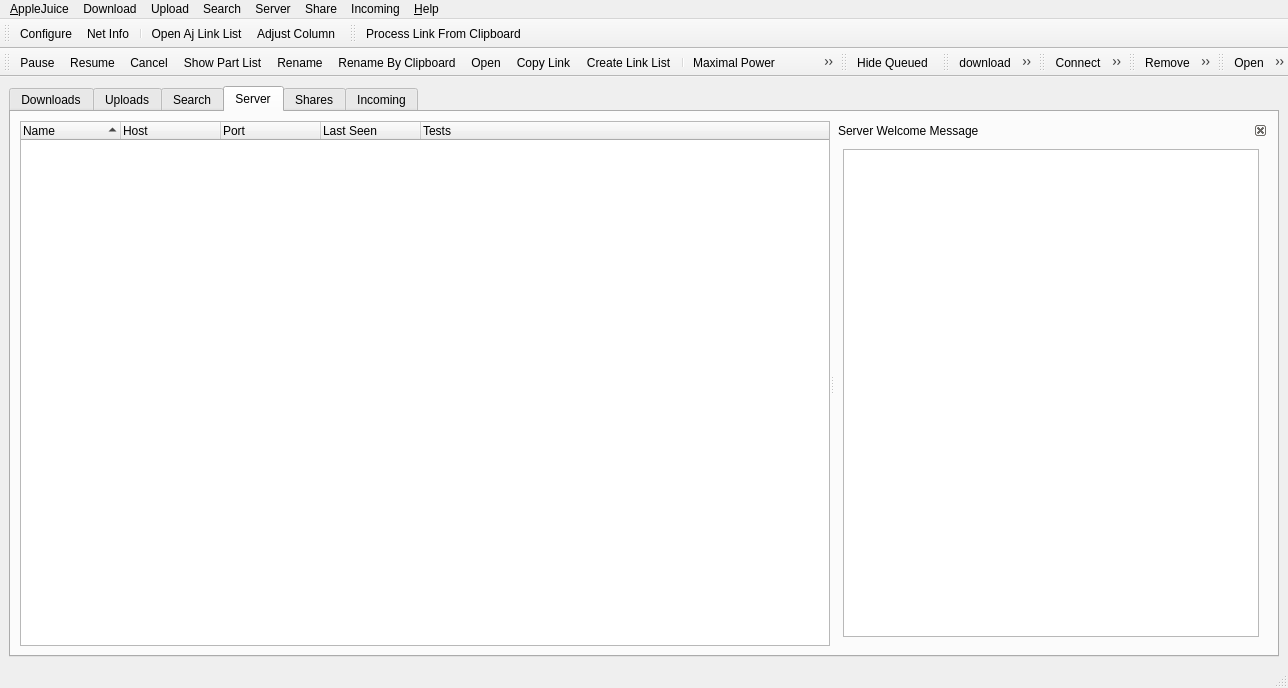
Old version of the form juicer/src/qajmainwindowbase.ui in the repository applejuicenetz/gui-juicer.
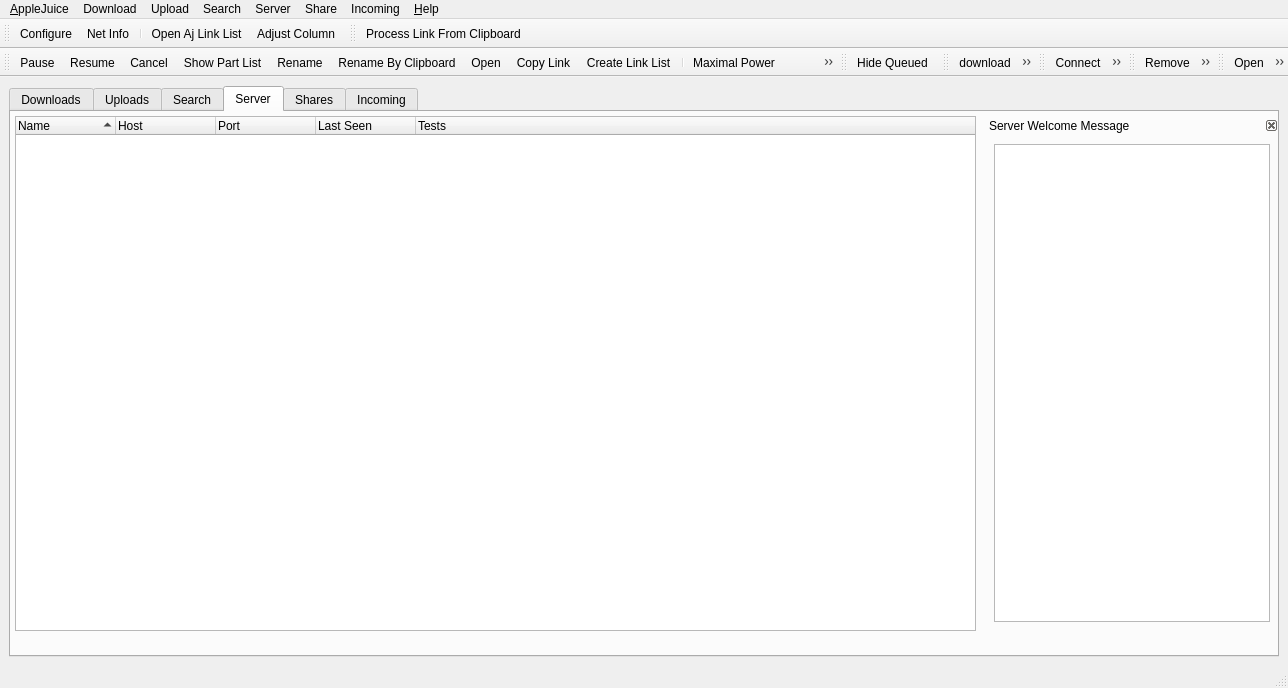
New version of the form. The open tabs and pages were chosen to show the change. Icons and pictures are not drawn. Custom widgets are drawn as their Qt base class.

Commit message: server welcome dock in own main window

```diff
--- a/juicer/src/qajmainwindowbase.ui
+++ b/juicer/src/qajmainwindowbase.ui
@@ -221,13 +221,15 @@
         <iconset resource="images.qrc" >
          <normaloff>:/small/server.png</normaloff>:/small/server.png</iconset>
        </attribute>
-       <layout class="QHBoxLayout" name="horizontalLayout" >
-        <item>
-         <widget class="QSplitter" name="splitter" >
-          <property name="orientation" >
-           <enum>Qt::Horizontal</enum>
-          </property>
           <widget class="QTreeWidget" name="serverTreeWidget" >
+        <property name="geometry" >
+         <rect>
+          <x>4</x>
+          <y>4</y>
+          <width>961</width>
+          <height>515</height>
+         </rect>
+        </property>
            <property name="sizePolicy" >
             <sizepolicy vsizetype="Expanding" hsizetype="Expanding" >
              <horstretch>2</horstretch>
@@ -267,6 +269,14 @@
            </column>
           </widget>
           <widget class="QDockWidget" name="welcomeDock" >
+        <property name="geometry" >
+         <rect>
+          <x>974</x>
+          <y>4</y>
+          <width>294</width>
+          <height>515</height>
+         </rect>
+        </property>
            <property name="sizePolicy" >
             <sizepolicy vsizetype="Preferred" hsizetype="Preferred" >
              <horstretch>1</horstretch>
@@ -287,9 +297,6 @@
             </layout>
            </widget>
           </widget>
-         </widget>
-        </item>
-       </layout>
        <zorder>serverTreeWidget</zorder>
        <zorder>welcomeDock</zorder>
        <zorder>welcomeEdit</zorder>
```
Left out of the diff: 8 changed lines with no effect on the pictures. Lines whose indentation alone changed are shown as unchanged. The commit also changes 4 other files.
